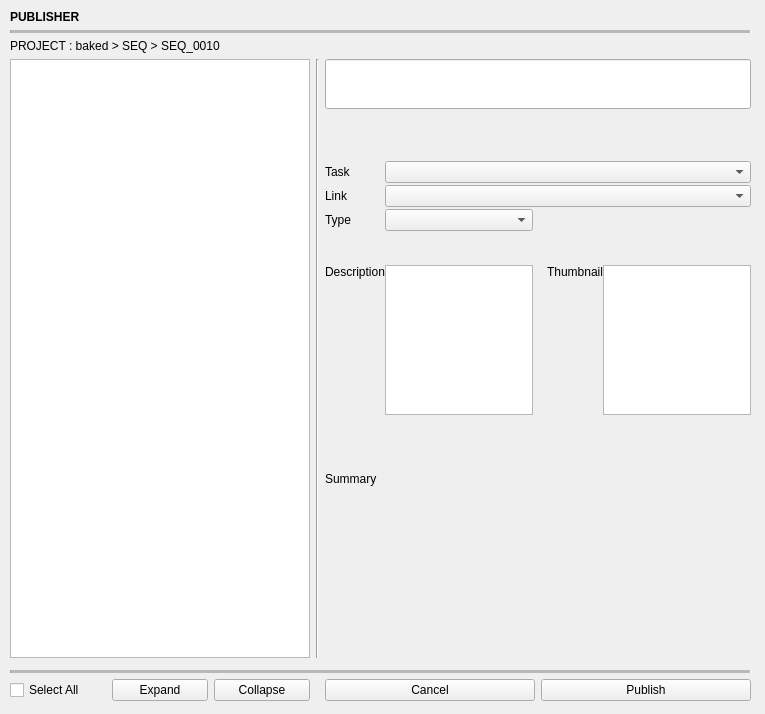
The window that toolkit/config/python/publisher.ui (yrchoo/baked) describes before a commit, drawn with Qt 5.
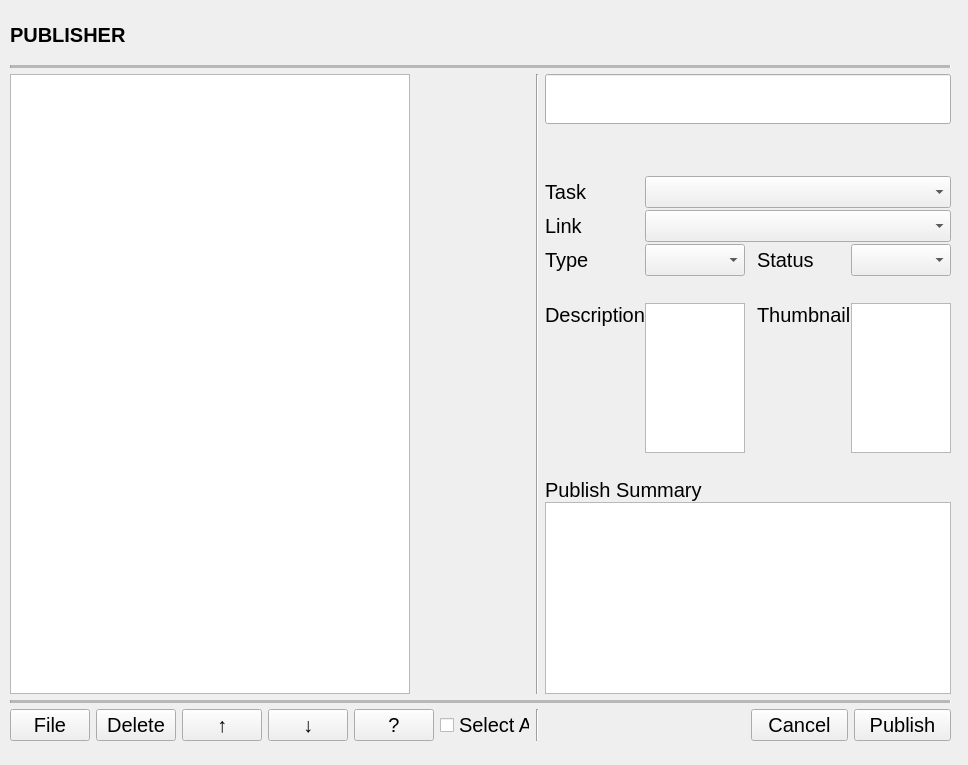
The same window after the commit.

What changed in the file:
```diff
--- a/toolkit/config/python/publisher.ui
+++ b/toolkit/config/python/publisher.ui
@@ -6,10 +6,15 @@
    <rect>
     <x>0</x>
     <y>0</y>
-    <width>765</width>
-    <height>714</height>
+    <width>968</width>
+    <height>765</height>
    </rect>
   </property>
+  <property name="font">
+   <font>
+    <pointsize>15</pointsize>
+   </font>
+  </property>
   <property name="windowTitle">
    <string>Form</string>
   </property>
@@ -18,87 +23,16 @@
     <rect>
      <x>10</x>
      <y>10</y>
-     <width>741</width>
-     <height>691</height>
+     <width>941</width>
+     <height>731</height>
     </rect>
    </property>
    <layout class="QGridLayout" name="gridLayout_2">
-    <item row="6" column="0" colspan="4">
-     <widget class="Line" name="line_3">
-      <property name="midLineWidth">
-       <number>50</number>
-      </property>
-      <property name="orientation">
-       <enum>Qt::Horizontal</enum>
-      </property>
-     </widget>
-    </item>
-    <item row="1" column="0" colspan="4">
-     <widget class="QLabel" name="label">
-      <property name="font">
-       <font>
-        <bold>true</bold>
-       </font>
-      </property>
-      <property name="text">
-       <string>PUBLISHER</string>
-      </property>
-     </widget>
-    </item>
-    <item row="2" column="0" colspan="4">
-     <widget class="Line" name="line">
-      <property name="midLineWidth">
-       <number>50</number>
-      </property>
-      <property name="orientation">
-       <enum>Qt::Horizontal</enum>
-      </property>
-     </widget>
-    </item>
-    <item row="4" column="1">
-     <widget class="Line" name="line_4">
-      <property name="orientation">
-       <enum>Qt::Vertical</enum>
-      </property>
-     </widget>
-    </item>
-    <item row="7" column="3">
-     <widget class="QPushButton" name="pushButton_publish">
-      <property name="text">
-       <string>Publish</string>
-      </property>
-     </widget>
-    </item>
-    <item row="7" column="0">
-     <layout class="QGridLayout" name="gridLayout_3">
-      <item row="0" column="0">
-       <widget class="QCheckBox" name="checkBox_check">
-        <property name="text">
-         <string>Select All</string>
-        </property>
-       </widget>
-      </item>
-      <item row="0" column="1">
-       <widget class="QPushButton" name="pushButton_expand">
-        <property name="text">
-         <string>Expand</string>
-        </property>
-       </widget>
-      </item>
-      <item row="0" column="2">
-       <widget class="QPushButton" name="pushButton_collapse">
-        <property name="text">
-         <string>Collapse</string>
-        </property>
-       </widget>
-      </item>
-     </layout>
-    </item>
-    <item row="4" column="0">
+    <item row="3" column="0" rowspan="2">
      <widget class="QTreeWidget" name="treeWidget">
       <property name="minimumSize">
        <size>
-        <width>300</width>
+        <width>400</width>
         <height>0</height>
        </size>
       </property>
@@ -141,26 +75,90 @@
       </column>
      </widget>
     </item>
-    <item row="7" column="2">
-     <widget class="QPushButton" name="pushButton_cancel">
-      <property name="text">
-       <string>Cancel</string>
-      </property>
-     </widget>
-    </item>
-    <item row="3" column="0" colspan="4">
-     <widget class="QLabel" name="label_path">
+    <item row="1" column="0" colspan="4">
+     <widget class="QLabel" name="label">
       <property name="font">
        <font>
-        <bold>false</bold>
+        <pointsize>15</pointsize>
+        <bold>true</bold>
        </font>
       </property>
       <property name="text">
-       <string>PROJECT : baked &gt; SEQ &gt; SEQ_0010 </string>
+       <string>PUBLISHER</string>
       </property>
      </widget>
     </item>
-    <item row="4" column="2" rowspan="2" colspan="2">
+    <item row="2" column="0" colspan="4">
+     <widget class="Line" name="line">
+      <property name="midLineWidth">
+       <number>50</number>
+      </property>
+      <property name="orientation">
+       <enum>Qt::Horizontal</enum>
+      </property>
+     </widget>
+    </item>
+    <item row="6" column="1">
+     <widget class="Line" name="line_5">
+      <property name="orientation">
+       <enum>Qt::Vertical</enum>
+      </property>
+     </widget>
+    </item>
+    <item row="6" column="0">
+     <layout class="QGridLayout" name="gridLayout_3">
+      <item row="0" column="3">
+       <widget class="QPushButton" name="pushButton_collapse">
+        <property name="text">
+         <string>↓</string>
+        </property>
+       </widget>
+      </item>
+      <item row="0" column="5">
+       <widget class="QCheckBox" name="checkBox_check">
+        <property name="text">
+         <string>Select All</string>
+        </property>
+       </widget>
+      </item>
+      <item row="0" column="4">
+       <widget class="QPushButton" name="pushButton">
+        <property name="text">
+         <string>?</string>
+        </property>
+       </widget>
+      </item>
+      <item row="0" column="2">
+       <widget class="QPushButton" name="pushButton_expand">
+        <property name="text">
+         <string>↑</string>
+        </property>
+       </widget>
+      </item>
+      <item row="0" column="0">
+       <widget class="QPushButton" name="pushButton_file">
+        <property name="text">
+         <string>File</string>
+        </property>
+       </widget>
+      </item>
+      <item row="0" column="1">
+       <widget class="QPushButton" name="pushButton_2">
+        <property name="text">
+         <string>Delete</string>
+        </property>
+       </widget>
+      </item>
+     </layout>
+    </item>
+    <item row="3" column="1" rowspan="2">
+     <widget class="Line" name="line_4">
+      <property name="orientation">
+       <enum>Qt::Vertical</enum>
+      </property>
+     </widget>
+    </item>
+    <item row="3" column="2" rowspan="2" colspan="2">
      <layout class="QGridLayout" name="gridLayout">
       <property name="sizeConstraint">
        <enum>QLayout::SetDefaultConstraint</enum>
@@ -177,44 +175,42 @@
       <property name="verticalSpacing">
        <number>2</number>
       </property>
-      <item row="9" column="0" colspan="5">
-       <layout class="QGridLayout" name="gridLayout_5">
-        <item row="0" column="0" colspan="3">
-         <widget class="QLabel" name="label_2">
-          <property name="text">
-           <string>Summary</string>
-          </property>
-         </widget>
-        </item>
-        <item row="1" column="0" colspan="3">
-         <widget class="QLabel" name="label_5">
-          <property name="text">
-           <string/>
-          </property>
-         </widget>
-        </item>
-       </layout>
-      </item>
-      <item row="2" column="0">
-       <widget class="QLabel" name="label_7">
+      <item row="6" column="2">
+       <widget class="QLabel" name="label_14">
         <property name="text">
-         <string>Task</string>
-        </property>
-       </widget>
-      </item>
-      <item row="4" column="1">
-       <widget class="QComboBox" name="comboBox_type"/>
-      </item>
-      <item row="6" column="3">
-       <widget class="QLabel" name="label_13">
-        <property name="text">
-         <string>Thumbnail</string>
+         <string/>
         </property>
         <property name="alignment">
          <set>Qt::AlignLeading|Qt::AlignLeft|Qt::AlignTop</set>
         </property>
        </widget>
       </item>
+      <item row="1" column="0" colspan="5">
+       <spacer name="verticalSpacer">
+        <property name="orientation">
+         <enum>Qt::Vertical</enum>
+        </property>
+        <property name="sizeType">
+         <enum>QSizePolicy::Fixed</enum>
+        </property>
+        <property name="sizeHint" stdset="0">
+         <size>
+          <width>0</width>
+          <height>50</height>
+         </size>
+        </property>
+       </spacer>
+      </item>
+      <item row="6" column="1">
+       <widget class="QPlainTextEdit" name="plainTextEdit">
+        <property name="maximumSize">
+         <size>
+          <width>150</width>
+          <height>150</height>
+         </size>
+        </property>
+       </widget>
+      </item>
       <item row="6" column="0">
        <widget class="QLabel" name="label_10">
         <property name="text">
@@ -225,23 +221,6 @@
         </property>
        </widget>
       </item>
-      <item row="4" column="0">
-       <widget class="QLabel" name="label_9">
-        <property name="text">
-         <string>Type</string>
-        </property>
-       </widget>
-      </item>
-      <item row="6" column="4">
-       <widget class="QPlainTextEdit" name="plainTextEdit_2">
-        <property name="maximumSize">
-         <size>
-          <width>150</width>
-          <height>150</height>
-         </size>
-        </property>
-       </widget>
-      </item>
       <item row="0" column="0" colspan="5">
        <widget class="QLineEdit" name="lineEdit_file_info">
         <property name="minimumSize">
@@ -263,8 +242,50 @@
         </property>
        </widget>
       </item>
-      <item row="2" column="1" colspan="4">
-       <widget class="QComboBox" name="comboBox_task"/>
+      <item row="4" column="0">
+       <widget class="QLabel" name="label_9">
+        <property name="text">
+         <string>Type</string>
+        </property>
+       </widget>
+      </item>
+      <item row="2" column="0">
+       <widget class="QLabel" name="label_7">
+        <property name="text">
+         <string>Task</string>
+        </property>
+       </widget>
+      </item>
+      <item row="9" column="0" colspan="5">
+       <layout class="QGridLayout" name="gridLayout_5">
+        <item row="1" column="0">
+         <widget class="QLabel" name="label_2">
+          <property name="text">
+           <string>Publish Summary</string>
+          </property>
+         </widget>
+        </item>
+        <item row="2" column="0">
+         <widget class="QTextEdit" name="textEdit"/>
+        </item>
+        <item row="0" column="0">
+         <widget class="QLabel" name="label_5">
+          <property name="text">
+           <string/>
+          </property>
+         </widget>
+        </item>
+       </layout>
+      </item>
+      <item row="4" column="1">
+       <widget class="QComboBox" name="comboBox_type"/>
+      </item>
+      <item row="4" column="3">
+       <widget class="QLabel" name="label_15">
+        <property name="text">
+         <string>Status</string>
+        </property>
+       </widget>
       </item>
       <item row="5" column="0" colspan="5">
        <widget class="QLabel" name="label_6">
@@ -279,8 +300,8 @@
         </property>
        </widget>
       </item>
-      <item row="6" column="1">
-       <widget class="QPlainTextEdit" name="plainTextEdit">
+      <item row="6" column="4">
+       <widget class="QPlainTextEdit" name="plainTextEdit_2">
         <property name="maximumSize">
          <size>
           <width>150</width>
@@ -289,21 +310,21 @@
         </property>
        </widget>
       </item>
-      <item row="1" column="0" colspan="5">
-       <spacer name="verticalSpacer">
-        <property name="orientation">
-         <enum>Qt::Vertical</enum>
+      <item row="4" column="4">
+       <widget class="QComboBox" name="comboBox_status"/>
+      </item>
+      <item row="6" column="3">
+       <widget class="QLabel" name="label_13">
+        <property name="text">
+         <string>Thumbnail</string>
         </property>
-        <property name="sizeType">
-         <enum>QSizePolicy::Fixed</enum>
+        <property name="alignment">
+         <set>Qt::AlignLeading|Qt::AlignLeft|Qt::AlignTop</set>
         </property>
-        <property name="sizeHint" stdset="0">
-         <size>
-          <width>0</width>
-          <height>50</height>
-         </size>
-        </property>
-       </spacer>
+       </widget>
+      </item>
+      <item row="2" column="1" colspan="4">
+       <widget class="QComboBox" name="comboBox_task"/>
       </item>
       <item row="3" column="1" colspan="4">
        <widget class="QComboBox" name="comboBox_link"/>
@@ -315,13 +336,31 @@
         </property>
        </widget>
       </item>
-      <item row="6" column="2">
-       <widget class="QLabel" name="label_14">
+     </layout>
+    </item>
+    <item row="5" column="0" colspan="4">
+     <widget class="Line" name="line_3">
+      <property name="midLineWidth">
+       <number>50</number>
+      </property>
+      <property name="orientation">
+       <enum>Qt::Horizontal</enum>
+      </property>
+     </widget>
+    </item>
+    <item row="6" column="3">
+     <layout class="QHBoxLayout" name="horizontalLayout">
+      <item>
+       <widget class="QPushButton" name="pushButton_cancel">
         <property name="text">
-         <string>    </string>
+         <string>Cancel</string>
         </property>
-        <property name="alignment">
-         <set>Qt::AlignLeading|Qt::AlignLeft|Qt::AlignTop</set>
+       </widget>
+      </item>
+      <item>
+       <widget class="QPushButton" name="pushButton_publish">
+        <property name="text">
+         <string>Publish</string>
         </property>
        </widget>
       </item>
@@ -329,20 +368,15 @@
     </item>
    </layout>
   </widget>
-  <widget class="QLabel" name="label_12">
+  <widget class="QLabel" name="label_8">
    <property name="geometry">
     <rect>
-     <x>70</x>
-     <y>630</y>
-     <width>610</width>
-     <height>19</height>
+     <x>540</x>
+     <y>470</y>
+     <width>433</width>
+     <height>16</height>
     </rect>
    </property>
-   <property name="font">
-    <font>
-     <bold>false</bold>
-    </font>
-   </property>
    <property name="text">
     <string/>
    </property>
```
